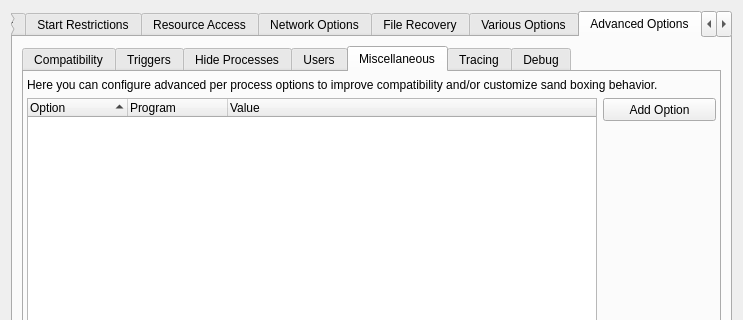
This is SandboxiePlus/SandMan/Forms/OptionsWindow.ui in sandboxie-plus/Sandboxie as Qt 5 draws it before an edit; both pictures show x 0 to 743 and y 0 to 320 of the 743 by 530 pixel window. The edited form follows.
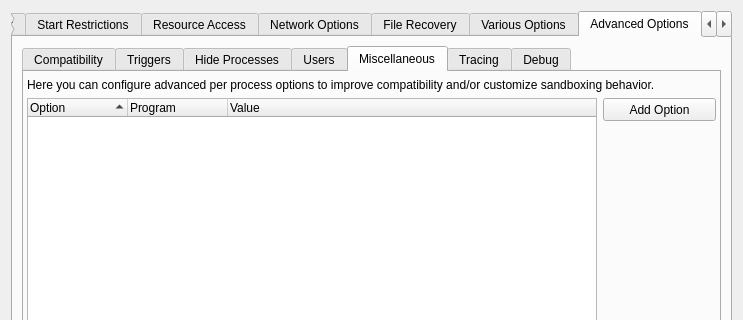
This is the edited form. The open tabs and pages were chosen to show the change.

The edit to the form file:
```diff
--- a/SandboxiePlus/SandMan/Forms/OptionsWindow.ui
+++ b/SandboxiePlus/SandMan/Forms/OptionsWindow.ui
@@ -3643,7 +3643,7 @@
                <item row="0" column="0" colspan="2">
                 <widget class="QLabel" name="lblAdvanced">
                  <property name="text">
-                  <string>Here you can configure advanced per process options to improve compatibility and/or customize sand boxing behavior.</string>
+                  <string>Here you can configure advanced per process options to improve compatibility and/or customize sandboxing behavior.</string>
                  </property>
                 </widget>
                </item>
```
